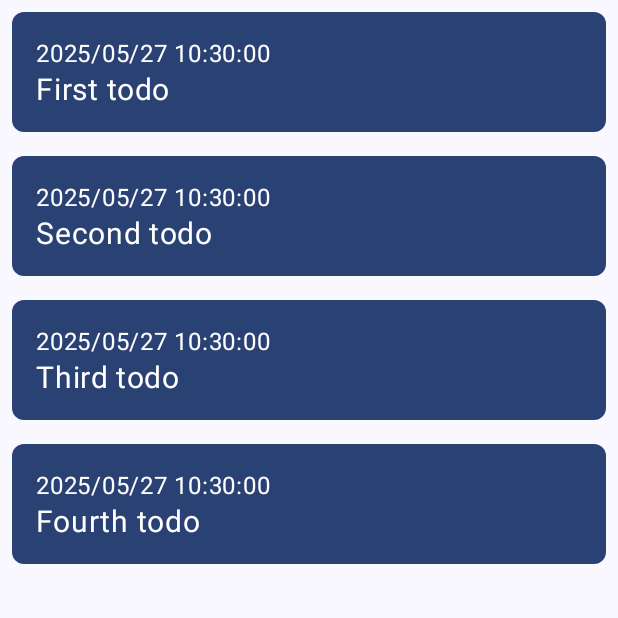
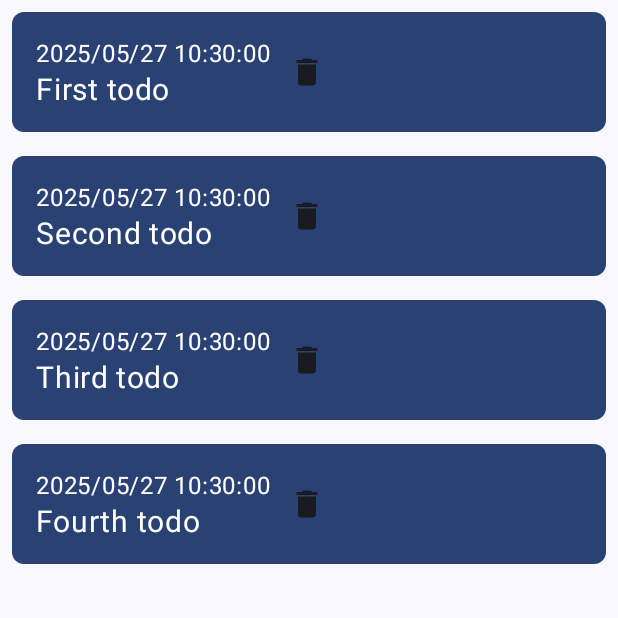
Before and after one commit to BEYEH/kotlin_room_database, an Android app built with Jetpack Compose: the screen it shows after launch (MainActivity), on a phone screen of 412 x 824 dp, the top half of it. Run offline under Robolectric (Android 15) with nearby library versions, the phone set to English and light mode, and no system bars.

Commit message:
[feat] update ui - add delete button.

```diff
--- a/app/src/main/java/com/example/kotlinroomdatabase/view/TodoListPage.kt
+++ b/app/src/main/java/com/example/kotlinroomdatabase/view/TodoListPage.kt
@@ -8,14 +8,18 @@ import androidx.compose.foundation.layout.padding
 import androidx.compose.foundation.lazy.LazyColumn
 import androidx.compose.foundation.lazy.itemsIndexed
 import androidx.compose.foundation.shape.RoundedCornerShape
+import androidx.compose.material3.Icon
+import androidx.compose.material3.IconButton
 import androidx.compose.material3.MaterialTheme
 import androidx.compose.material3.Text
 import androidx.compose.runtime.Composable
 import androidx.compose.ui.Modifier
 import androidx.compose.ui.draw.clip
 import androidx.compose.ui.graphics.Color
+import androidx.compose.ui.res.painterResource
 import androidx.compose.ui.unit.dp
 import androidx.compose.ui.unit.sp
+import com.example.kotlinroomdatabase.R
 import com.example.kotlinroomdatabase.data.Todo
 import com.example.kotlinroomdatabase.data.getFakeTodo
 import java.text.SimpleDateFormat
@@ -59,5 +63,8 @@ fun TodoItem(item: Todo) {
                 fontSize = 20.sp,
                 color = Color.White)
         }
+        IconButton(onClick = {}) {
+            Icon(painter = painterResource(id = R.drawable.baseline_delete_24), contentDescription = "Delete")
+        }
     }
 }
```
